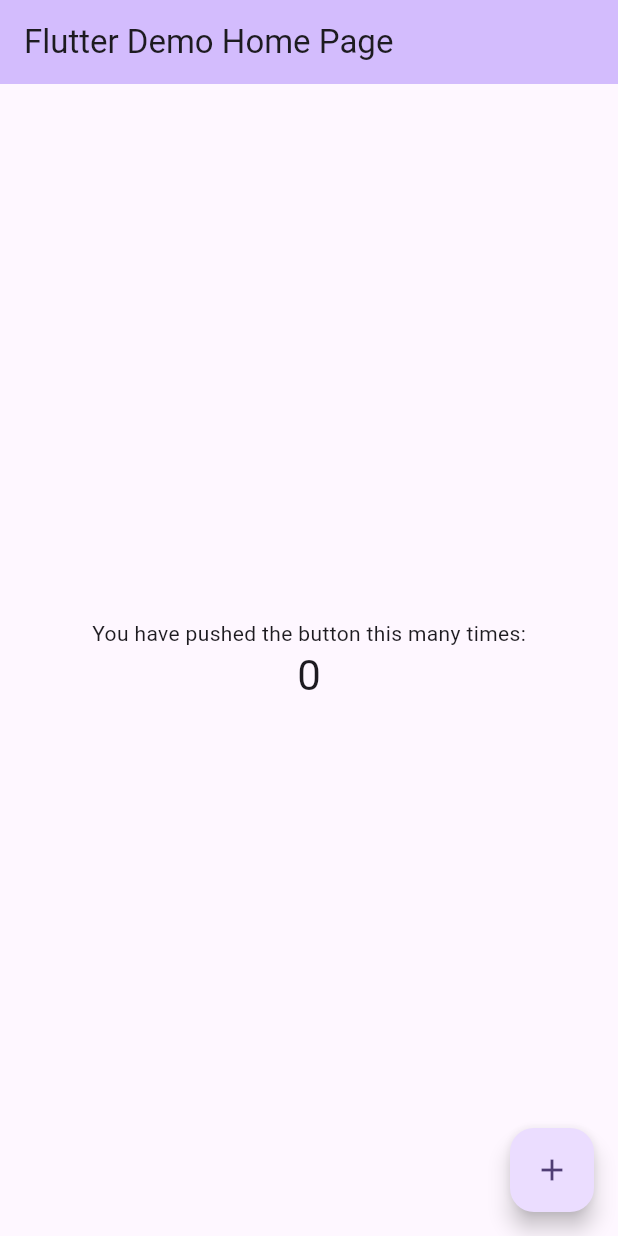
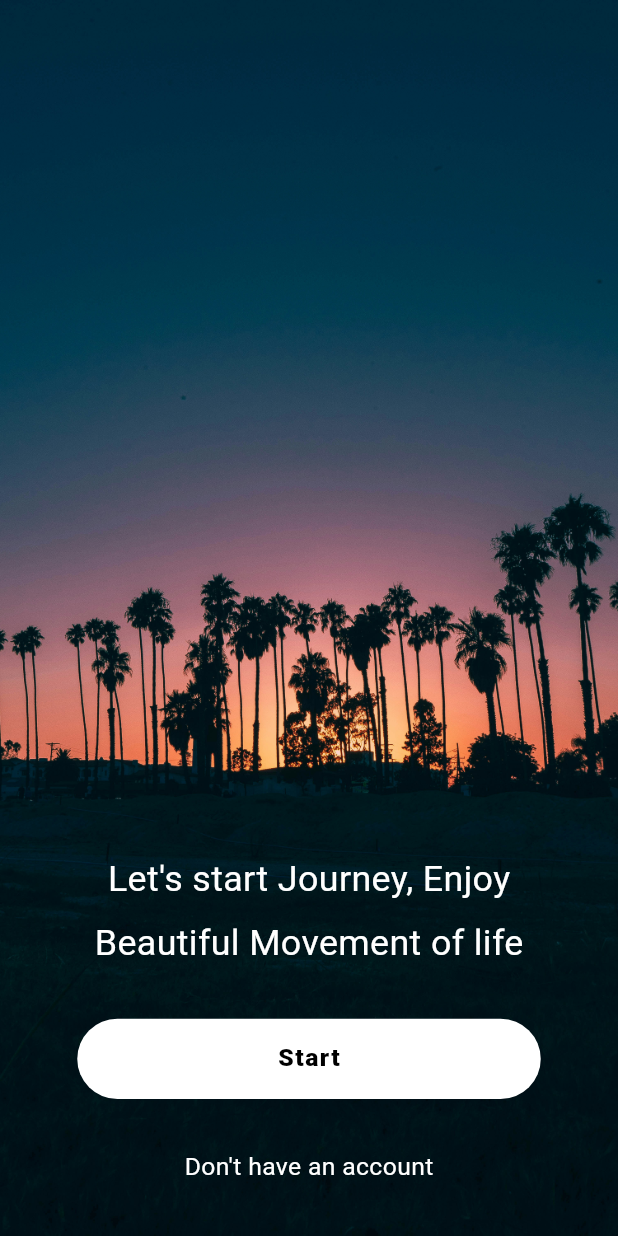
Before and after one commit to Gideon5/travelOG, a Flutter app: the screen it shows after launch, on a phone screen of 412 x 824 dp. Run offline on Flutter 3.47's test engine with Material 3 defaults, Android fonts, the light colour scheme and no system bars.

Commit message:
welcomeScreen

```diff
--- a/lib/main.dart
+++ b/lib/main.dart
@@ -1,4 +1,5 @@
 import 'package:flutter/material.dart';
+import 'package:travel_log/screens/welcome_screen.dart';
 
 void main() {
   runApp(const MyApp());
@@ -12,6 +13,7 @@
   Widget build(BuildContext context) {
     return MaterialApp(
       title: 'Flutter Demo',
+      debugShowCheckedModeBanner: false,
       theme: ThemeData(
         // This is the theme of your application.
         //
@@ -31,95 +33,7 @@
         colorScheme: ColorScheme.fromSeed(seedColor: Colors.deepPurple),
         useMaterial3: true,
       ),
-      home: const MyHomePage(title: 'Flutter Demo Home Page'),
+      home: WelcomeScreen(),
     );
   }
 }
-
-class MyHomePage extends StatefulWidget {
-  const MyHomePage({super.key, required this.title});
-
-  // This widget is the home page of your application. It is stateful, meaning
-  // that it has a State object (defined below) that contains fields that affect
-  // how it looks.
-
-  // This class is the configuration for the state. It holds the values (in this
-  // case the title) provided by the parent (in this case the App widget) and
-  // used by the build method of the State. Fields in a Widget subclass are
-  // always marked "final".
-
-  final String title;
-
-  @override
-  State<MyHomePage> createState() => _MyHomePageState();
-}
-
-class _MyHomePageState extends State<MyHomePage> {
-  int _counter = 0;
-
-  void _incrementCounter() {
-    setState(() {
-      // This call to setState tells the Flutter framework that something has
-      // changed in this State, which causes it to rerun the build method below
-      // so that the display can reflect the updated values. If we changed
-      // _counter without calling setState(), then the build method would not be
-      // called again, and so nothing would appear to happen.
-      _counter++;
-    });
-  }
-
-  @override
-  Widget build(BuildContext context) {
-    // This method is rerun every time setState is called, for instance as done
-    // by the _incrementCounter method above.
-    //
-    // The Flutter framework has been optimized to make rerunning build methods
-    // fast, so that you can just rebuild anything that needs updating rather
-    // than having to individually change instances of widgets.
-    return Scaffold(
-      appBar: AppBar(
-        // TRY THIS: Try changing the color here to a specific color (to
-        // Colors.amber, perhaps?) and trigger a hot reload to see the AppBar
-        // change color while the other colors stay the same.
-        backgroundColor: Theme.of(context).colorScheme.inversePrimary,
-        // Here we take the value from the MyHomePage object that was created by
-        // the App.build method, and use it to set our appbar title.
-        title: Text(widget.title),
-      ),
-      body: Center(
-        // Center is a layout widget. It takes a single child and positions it
-        // in the middle of the parent.
-        child: Column(
-          // Column is also a layout widget. It takes a list of children and
-          // arranges them vertically. By default, it sizes itself to fit its
-          // children horizontally, and tries to be as tall as its parent.
-          //
-          // Column has various properties to control how it sizes itself and
-          // how it positions its children. Here we use mainAxisAlignment to
-          // center the children vertically; the main axis here is the vertical
-          // axis because Columns are vertical (the cross axis would be
-          // horizontal).
-          //
-          // TRY THIS: Invoke "debug painting" (choose the "Toggle Debug Paint"
-          // action in the IDE, or press "p" in the console), to see the
-          // wireframe for each widget.
-          mainAxisAlignment: MainAxisAlignment.center,
-          children: <Widget>[
-            const Text(
-              'You have pushed the button this many times:',
-            ),
-            Text(
-              '$_counter',
-              style: Theme.of(context).textTheme.headlineMedium,
-            ),
-          ],
-        ),
-      ),
-      floatingActionButton: FloatingActionButton(
-        onPressed: _incrementCounter,
-        tooltip: 'Increment',
-        child: const Icon(Icons.add),
-      ), // This trailing comma makes auto-formatting nicer for build methods.
-    );
-  }
-}
--- /dev/null
+++ b/lib/screens/welcome_screen.dart
@@ -0,0 +1,89 @@
+import 'package:flutter/material.dart';
+
+class WelcomeScreen extends StatefulWidget {
+  const WelcomeScreen({super.key});
+
+  @override
+  State<WelcomeScreen> createState() => _WelcomeScreenState();
+}
+
+class _WelcomeScreenState extends State<WelcomeScreen> {
+  var height, width;
+
+  @override
+  Widget build(BuildContext context) {
+    height = MediaQuery.of(context).size.height;
+    width = MediaQuery.of(context).size.width;
+    return Scaffold(
+      body: Stack(
+        children: [
+          Container(
+            height: height,
+            width: width,
+            color: Colors.grey.shade400,
+            child: Image.asset(
+              "assets/images/s.jpg",
+              fit: BoxFit.cover,
+            ),
+          ),
+          Align(
+            alignment: Alignment.bottomCenter,
+            child: SizedBox(
+              height: height * 0.32,
+              width: width,
+              child: Column(
+                mainAxisAlignment: MainAxisAlignment.spaceEvenly,
+                children: [
+                  Text(
+                    "Let's start Journey, Enjoy",
+                    style: TextStyle(
+                        fontSize: width * 0.058,
+                        fontWeight: FontWeight.w400,
+                        color: Colors.white),
+                  ),
+                  Text(
+                    "Beautiful Movement of life",
+                    style: TextStyle(
+                        fontSize: width * 0.058,
+                        fontWeight: FontWeight.w400,
+                        color: Colors.white),
+                  ),
+                  SizedBox(
+                    height: height * 0.02,
+                  ),
+                  InkWell(
+                    onTap: () {},
+                    child: Container(
+                      height: height * 0.065,
+                      width: width * 0.75,
+                      decoration: BoxDecoration(
+                          borderRadius: BorderRadius.circular(50),
+                          color: Colors.white),
+                      child: Center(
+                        child: Text(
+                          "Start",
+                          style: TextStyle(
+                              color: Colors.black,
+                              fontSize: width * 0.04,
+                              fontWeight: FontWeight.w800,
+                              letterSpacing: 1),
+                        ),
+                      ),
+                    ),
+                  ),
+                  SizedBox(height: height * 0.02),
+                  Text("Don't have an account", style: TextStyle(
+                    fontSize: width * 0.04,
+                    fontWeight: FontWeight.w400,
+                    color: Colors.white
+                  ),),
+                  SizedBox(height: height * 0.02,),
+                ],
+              ),
+            ),
+          )
+        ],
+      ),
+    );
+  }
+}
--- a/pubspec.yaml
+++ b/pubspec.yaml
@@ -35,6 +35,7 @@ dependencies:
   # The following adds the Cupertino Icons font to your application.
   # Use with the CupertinoIcons class for iOS style icons.
   cupertino_icons: ^1.0.6
+  google_fonts: ^6.2.1
 
 dev_dependencies:
   flutter_test:
```
Also changed, not shown: assets/images/s.jpg (added), lib/screens/home_screen.dart (added), pubspec.lock, 9 other files.
